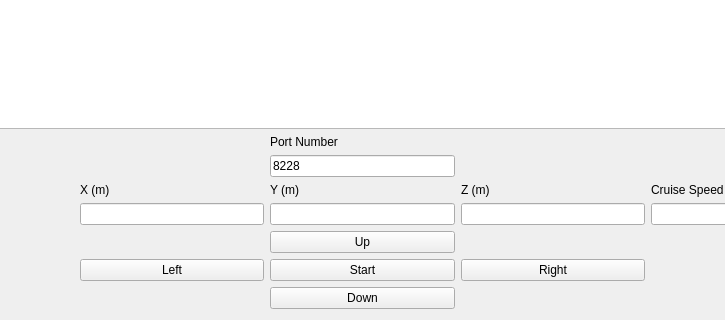
Before: the Qt Designer form widget.ui in GuilhermeGSousa/TCAS, drawn with Qt 5; both pictures show x 121 to 846 and y 427 to 747 of the 967 by 747 pixel window.
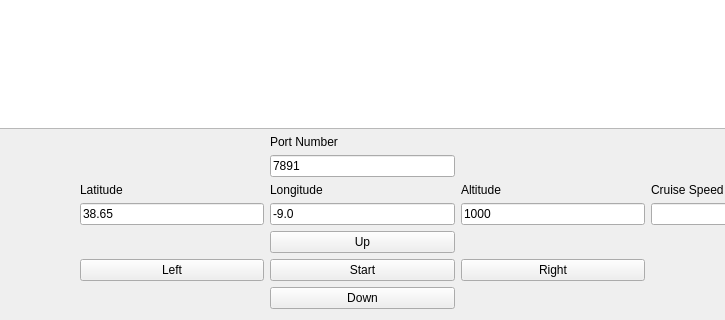
After: the same form once the commit is applied.

Patch:
```diff
--- a/widget.ui
+++ b/widget.ui
@@ -97,7 +97,7 @@
       <string>Port Number</string>
      </property>
      <property name="text">
-      <string>8228</string>
+      <string>7891</string>
      </property>
     </widget>
    </item>
@@ -120,12 +120,16 @@
    <item row="3" column="1">
     <widget class="QLabel" name="label_2">
      <property name="text">
-      <string>X (m)</string>
+      <string>Latitude</string>
      </property>
     </widget>
    </item>
    <item row="4" column="2">
-    <widget class="QLineEdit" name="Y"/>
+    <widget class="QLineEdit" name="Y">
+     <property name="text">
+      <string>-9.0</string>
+     </property>
+    </widget>
    </item>
    <item row="6" column="0">
     <spacer name="horizontalSpacer_4">
@@ -156,20 +160,28 @@
    <item row="3" column="2">
     <widget class="QLabel" name="label_3">
      <property name="text">
-      <string>Y (m)</string>
+      <string>Longitude</string>
      </property>
     </widget>
    </item>
    <item row="4" column="1">
-    <widget class="QLineEdit" name="X"/>
+    <widget class="QLineEdit" name="X">
+     <property name="text">
+      <string>38.65</string>
+     </property>
+    </widget>
    </item>
    <item row="4" column="3">
-    <widget class="QLineEdit" name="Z"/>
+    <widget class="QLineEdit" name="Z">
+     <property name="text">
+      <string>1000</string>
+     </property>
+    </widget>
    </item>
    <item row="3" column="3">
     <widget class="QLabel" name="label_4">
      <property name="text">
-      <string>Z (m)</string>
+      <string>Altitude</string>
      </property>
     </widget>
    </item>
```
